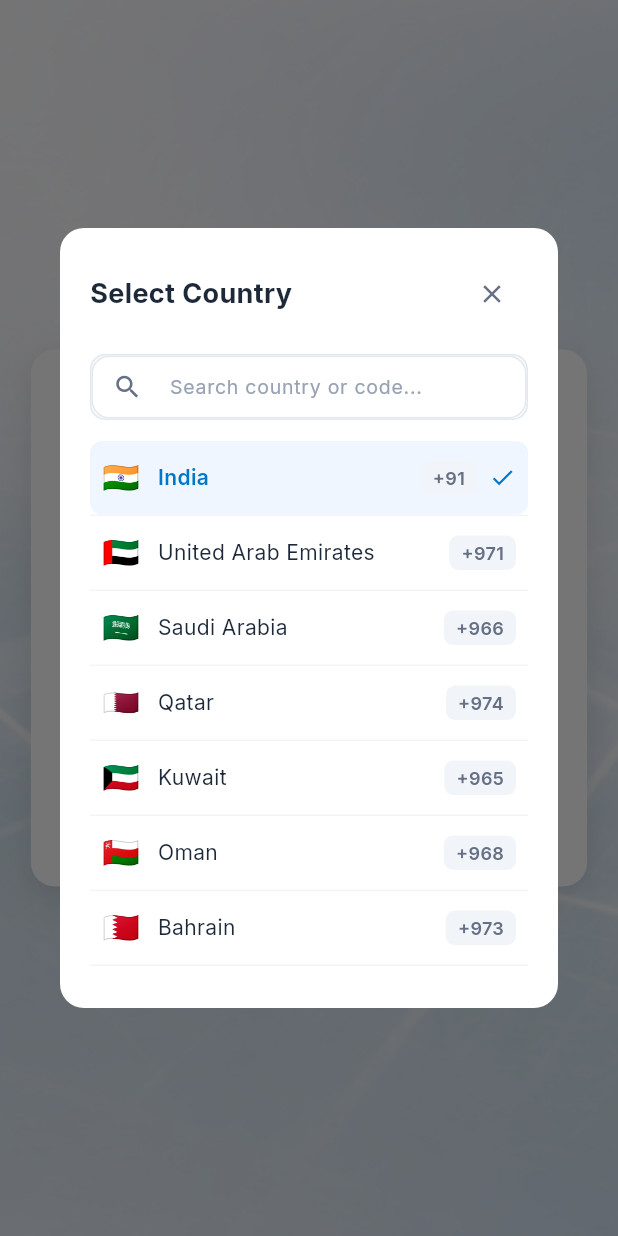
After one commit to sigosoft/Airotrack-Web, a Flutter app: the ForgotPasswordView screen opened by its route, after a tap on "🇮🇳", on a phone screen of 412 x 824 dp. The commit adds this screen. Run offline on Flutter 3.47's test engine with Material 3 defaults, Android fonts, the phone set to English and light mode, and no system bars; our stand-ins replace dio, flutter_map, get, google_fonts, latlong2, shared_preferences; missing offline and left inert: dart:html; accounts and stored records are empty.

Commit message:
commit after update on console hide on 23/09/2026

```diff
--- a/lib/controllers/forgot_password_controller.dart
+++ b/lib/controllers/forgot_password_controller.dart
@@ -14,6 +14,7 @@ class ForgotPasswordController extends GetxController {
   late TextEditingController newPasswordController;
   late TextEditingController confirmPasswordController;
 
+  final RxString countryCode = '+91'.obs;
   final RxBool isNewPasswordObscured = true.obs;
   final RxBool isConfirmPasswordObscured = true.obs;
   final RxBool isLoading = false.obs;
@@ -27,7 +28,10 @@ class ForgotPasswordController extends GetxController {
     confirmPasswordController = TextEditingController();
 
     phoneController.addListener(() {
-      model.update((val) => val?.phoneNumber = phoneController.text.trim());
+      model.update((val) {
+        val?.phoneNumber = phoneController.text.trim();
+        val?.countryCode = countryCode.value;
+      });
     });
 
     otpController.addListener(() {
@@ -43,6 +47,11 @@ class ForgotPasswordController extends GetxController {
         (val) => val?.confirmPassword = confirmPasswordController.text,
       );
     });
+  }
+
+  void setCountryCode(String code) {
+    countryCode.value = code;
+    model.update((val) => val?.countryCode = code);
   }
 
   @override
--- a/lib/controllers/register_controller.dart
+++ b/lib/controllers/register_controller.dart
@@ -14,6 +14,7 @@ class RegisterController extends GetxController {
   late TextEditingController confirmPasswordController;
 
   // Reactive States
+  final RxString countryCode = '+91'.obs;
   final RxBool isPasswordObscured = true.obs;
   final RxBool isConfirmPasswordObscured = true.obs;
   final RxBool isLoading = false.obs;
@@ -32,7 +33,10 @@ class RegisterController extends GetxController {
     });
 
     phoneController.addListener(() {
-      registerModel.update((val) => val?.phoneNumber = phoneController.text.trim());
+      registerModel.update((val) {
+        val?.phoneNumber = phoneController.text.trim();
+        val?.countryCode = countryCode.value;
+      });
     });
 
     passwordController.addListener(() {
@@ -42,6 +46,11 @@ class RegisterController extends GetxController {
     confirmPasswordController.addListener(() {
       registerModel.update((val) => val?.confirmPassword = confirmPasswordController.text);
     });
+  }
+
+  void setCountryCode(String code) {
+    countryCode.value = code;
+    registerModel.update((val) => val?.countryCode = code);
   }
 
   @override
--- /dev/null
+++ b/lib/utils/country_data.dart
@@ -0,0 +1,120 @@
+class CountryInfo {
+  final String name;
+  final String code;
+  final String dialCode;
+  final String flag;
+
+  const CountryInfo({
+    required this.name,
+    required this.code,
+    required this.dialCode,
+    required this.flag,
+  });
+
+  @override
+  bool operator ==(Object other) =>
+      identical(this, other) ||
+      other is CountryInfo &&
+          runtimeType == other.runtimeType &&
+          code == other.code &&
+          dialCode == other.dialCode;
+
+  @override
+  int get hashCode => code.hashCode ^ dialCode.hashCode;
+}
+
+class CountryData {
+  static const CountryInfo defaultCountry = CountryInfo(
+    name: 'India',
+    code: 'IN',
+    dialCode: '+91',
+    flag: '🇮🇳',
+  );
+
+  static const List<CountryInfo> countries = [
+    CountryInfo(name: 'India', code: 'IN', dialCode: '+91', flag: '🇮🇳'),
+    CountryInfo(name: 'United Arab Emirates', code: 'AE', dialCode: '+971', flag: '🇦🇪'),
+    CountryInfo(name: 'Saudi Arabia', code: 'SA', dialCode: '+966', flag: '🇸🇦'),
+    CountryInfo(name: 'Qatar', code: 'QA', dialCode: '+974', flag: '🇶🇦'),
+    CountryInfo(name: 'Kuwait', code: 'KW', dialCode: '+965', flag: '🇰🇼'),
+    CountryInfo(name: 'Oman', code: 'OM', dialCode: '+968', flag: '🇴🇲'),
+    CountryInfo(name: 'Bahrain', code: 'BH', dialCode: '+973', flag: '🇧🇭'),
+    CountryInfo(name: 'United States', code: 'US', dialCode: '+1', flag: '🇺🇸'),
+    CountryInfo(name: 'United Kingdom', code: 'GB', dialCode: '+44', flag: '🇬🇧'),
+    CountryInfo(name: 'Canada', code: 'CA', dialCode: '+1', flag: '🇨🇦'),
+    CountryInfo(name: 'Australia', code: 'AU', dialCode: '+61', flag: '🇦🇺'),
+    CountryInfo(name: 'Singapore', code: 'SG', dialCode: '+65', flag: '🇸🇬'),
+    CountryInfo(name: 'Malaysia', code: 'MY', dialCode: '+60', flag: '🇲🇾'),
+    CountryInfo(name: 'Germany', code: 'DE', dialCode: '+49', flag: '🇩🇪'),
+    CountryInfo(name: 'France', code: 'FR', dialCode: '+33', flag: '🇫🇷'),
+    CountryInfo(name: 'Italy', code: 'IT', dialCode: '+39', flag: '🇮🇹'),
+    CountryInfo(name: 'Spain', code: 'ES', dialCode: '+34', flag: '🇪🇸'),
+    CountryInfo(name: 'Netherlands', code: 'NL', dialCode: '+31', flag: '🇳🇱'),
+    CountryInfo(name: 'Switzerland', code: 'CH', dialCode: '+41', flag: '🇨🇭'),
+    CountryInfo(name: 'New Zealand', code: 'NZ', dialCode: '+64', flag: '🇳🇿'),
+    CountryInfo(name: 'South Africa', code: 'ZA', dialCode: '+27', flag: '🇿🇦'),
+    CountryInfo(name: 'Brazil', code: 'BR', dialCode: '+55', flag: '🇧🇷'),
+    CountryInfo(name: 'Japan', code: 'JP', dialCode: '+81', flag: '🇯🇵'),
+    CountryInfo(name: 'China', code: 'CN', dialCode: '+86', flag: '🇨🇳'),
+    CountryInfo(name: 'South Korea', code: 'KR', dialCode: '+82', flag: '🇰🇷'),
+    CountryInfo(name: 'Indonesia', code: 'ID', dialCode: '+62', flag: '🇮🇩'),
+    CountryInfo(name: 'Philippines', code: 'PH', dialCode: '+63', flag: '🇵🇭'),
+    CountryInfo(name: 'Thailand', code: 'TH', dialCode: '+66', flag: '🇹🇭'),
+    CountryInfo(name: 'Vietnam', code: 'VN', dialCode: '+84', flag: '🇻🇳'),
+    CountryInfo(name: 'Bangladesh', code: 'BD', dialCode: '+880', flag: '🇧🇩'),
+    CountryInfo(name: 'Pakistan', code: 'PK', dialCode: '+92', flag: '🇵🇰'),
+    CountryInfo(name: 'Sri Lanka', code: 'LK', dialCode: '+94', flag: '🇱🇰'),
+    CountryInfo(name: 'Nepal', code: 'NP', dialCode: '+977', flag: '🇳🇵'),
+    CountryInfo(name: 'Egypt', code: 'EG', dialCode: '+20', flag: '🇪🇬'),
+    CountryInfo(name: 'Nigeria', code: 'NG', dialCode: '+234', flag: '🇳🇬'),
+    CountryInfo(name: 'Kenya', code: 'KE', dialCode: '+254', flag: '🇰🇪'),
+    CountryInfo(name: 'Russia', code: 'RU', dialCode: '+7', flag: '🇷🇺'),
+    CountryInfo(name: 'Turkey', code: 'TR', dialCode: '+90', flag: '🇹🇷'),
+    CountryInfo(name: 'Mexico', code: 'MX', dialCode: '+52', flag: '🇲🇽'),
+    CountryInfo(name: 'Argentina', code: 'AR', dialCode: '+54', flag: '🇦🇷'),
+    CountryInfo(name: 'Ireland', code: 'IE', dialCode: '+353', flag: '🇮🇪'),
+    CountryInfo(name: 'Sweden', code: 'SE', dialCode: '+46', flag: '🇸🇪'),
+    CountryInfo(name: 'Norway', code: 'NO', dialCode: '+47', flag: '🇳🇴'),
+    CountryInfo(name: 'Denmark', code: 'DK', dialCode: '+45', flag: '🇩🇰'),
+    CountryInfo(name: 'Poland', code: 'PL', dialCode: '+48', flag: '🇵🇱'),
+    CountryInfo(name: 'Portugal', code: 'PT', dialCode: '+351', flag: '🇵🇹'),
+    CountryInfo(name: 'Belgium', code: 'BE', dialCode: '+32', flag: '🇧🇪'),
+    CountryInfo(name: 'Austria', code: 'AT', dialCode: '+43', flag: '🇦🇹'),
+  ];
+
+  /// Auto-detect country and local phone number from input string
+  /// (e.g. "+971501234567", "00971 50 1234567", "+14155552671", etc.)
+  static ({CountryInfo country, String cleanNumber})? detectCountryAndNumber(String input) {
+    String text = input.trim();
+    if (text.isEmpty) return null;
+
+    if (text.startsWith('00')) {
+      text = '+${text.substring(2)}';
+    }
+
+    if (text.startsWith('+')) {
+      // Sort countries by dialCode length descending to match +971 before +9 etc.
+      final sorted = List<CountryInfo>.from(countries)
+        ..sort((a, b) => b.dialCode.length.compareTo(a.dialCode.length));
+
+      for (final country in sorted) {
+        if (text.startsWith(country.dialCode)) {
+          final remaining = text.substring(country.dialCode.length).trim();
+          return (country: country, cleanNumber: remaining);
+        }
+      }
+    }
+    return null;
+  }
+
+  /// Find country by dial code or country code string
+  static CountryInfo findByDialCode(String? dialCode) {
+    if (dialCode == null || dialCode.trim().isEmpty) return defaultCountry;
+    final clean = dialCode.replaceAll(' ', '').trim();
+    final normalized = clean.startsWith('+') ? clean : '+$clean';
+    return countries.firstWhere(
+      (c) => c.dialCode == normalized || c.code.toUpperCase() == clean.toUpperCase(),
+      orElse: () => defaultCountry,
+    );
+  }
+}
--- a/lib/views/forgot_password/forgot_password_view.dart
+++ b/lib/views/forgot_password/forgot_password_view.dart
@@ -126,7 +126,14 @@ class ForgotPasswordView extends StatelessWidget {
                         const SizedBox(height: 28),
 
                         // --- Phone Input Field ---
-                        PhoneInputField(controller: controller.phoneController),
+                        Obx(
+                          () => PhoneInputField(
+                            controller: controller.phoneController,
+                            countryCode: controller.countryCode.value,
+                            onCountryChanged: (country) =>
+                                controller.setCountryCode(country.dialCode),
+                          ),
+                        ),
                         const SizedBox(height: 28),
 
                         // --- Action Button ---
--- a/lib/views/register_view.dart
+++ b/lib/views/register_view.dart
@@ -132,7 +132,14 @@ class RegisterView extends StatelessWidget {
                         const SizedBox(height: 14),
 
                         // --- 2. Phone Input Field ---
-                        PhoneInputField(controller: controller.phoneController),
+                        Obx(
+                          () => PhoneInputField(
+                            controller: controller.phoneController,
+                            countryCode: controller.countryCode.value,
+                            onCountryChanged: (country) =>
+                                controller.setCountryCode(country.dialCode),
+                          ),
+                        ),
                         const SizedBox(height: 14),
 
                         // --- 3. Password Input Field ---
--- /dev/null
+++ b/lib/views/widgets/country_picker_dialog.dart
@@ -0,0 +1,204 @@
+import 'package:flutter/material.dart';
+import '../../constants/app_colors.dart';
+import '../../utils/country_data.dart';
+
+class CountryPickerDialog extends StatefulWidget {
+  final CountryInfo selectedCountry;
+  final ValueChanged<CountryInfo> onSelect;
+
+  const CountryPickerDialog({
+    super.key,
+    required this.selectedCountry,
+    required this.onSelect,
+  });
+
+  static Future<CountryInfo?> show(
+    BuildContext context, {
+    required CountryInfo selectedCountry,
+  }) {
+    return showDialog<CountryInfo>(
+      context: context,
+      barrierDismissible: true,
+      builder: (ctx) => Dialog(
+        shape: RoundedRectangleBorder(borderRadius: BorderRadius.circular(16)),
+        elevation: 10,
+        backgroundColor: Colors.white,
+        child: ConstrainedBox(
+          constraints: const BoxConstraints(
+            maxWidth: 420,
+            maxHeight: 520,
+          ),
+          child: CountryPickerDialog(
+            selectedCountry: selectedCountry,
+            onSelect: (country) {
+              Navigator.of(ctx).pop(country);
+            },
+          ),
+        ),
+      ),
+    );
+  }
+
+  @override
+  State<CountryPickerDialog> createState() => _CountryPickerDialogState();
+}
+
+class _CountryPickerDialogState extends State<CountryPickerDialog> {
+  final TextEditingController _searchController = TextEditingController();
+  List<CountryInfo> _filteredCountries = CountryData.countries;
+
+  @override
+  void initState() {
+    super.initState();
+    _searchController.addListener(_onSearchChanged);
+  }
+
+  void _onSearchChanged() {
+    final query = _searchController.text.trim().toLowerCase();
+    setState(() {
+      if (query.isEmpty) {
+        _filteredCountries = CountryData.countries;
+      } else {
+        _filteredCountries = CountryData.countries.where((c) {
+          return c.name.toLowerCase().contains(query) ||
+              c.dialCode.toLowerCase().contains(query) ||
+              c.code.toLowerCase().contains(query);
+        }).toList();
+      }
+    });
+  }
+
+  @override
+  void dispose() {
+    _searchController.dispose();
+    super.dispose();
+  }
+
+  @override
+  Widget build(BuildContext context) {
+    return Padding(
+      padding: const EdgeInsets.all(20.0),
+      child: Column(
+        mainAxisSize: MainAxisSize.min,
+        crossAxisAlignment: CrossAxisAlignment.start,
+        children: [
+          // Header
+          Row(
+            mainAxisAlignment: MainAxisAlignment.spaceBetween,
+            children: [
+              const Text(
+                'Select Country',
+                style: TextStyle(
+                  fontSize: 18,
+                  fontWeight: FontWeight.w700,
+                  color: AppColors.textPrimary,
+                ),
+              ),
+              IconButton(
+                icon: const Icon(Icons.close, size: 20, color: AppColors.textSecondary),
+                onPressed: () => Navigator.of(context).pop(),
+                splashRadius: 18,
+                padding: EdgeInsets.zero,
+                constraints: const BoxConstraints(),
+              ),
+            ],
+          ),
+          const SizedBox(height: 16),
+
+          // Search Field
+          Container(
+            height: 44,
+            decoration: BoxDecoration(
+              color: const Color(0xFFF6F8FA),
+              borderRadius: BorderRadius.circular(10),
+              border: Border.all(color: const Color(0xFFE2E8F0)),
+            ),
+            child: TextField(
+              controller: _searchController,
+              autofocus: false,
+              style: const TextStyle(fontSize: 14, color: AppColors.textPrimary),
+              decoration: const InputDecoration(
+                hintText: 'Search country or code...',
+                hintStyle: TextStyle(fontSize: 13, color: AppColors.textHint),
+                prefixIcon: Icon(Icons.search, size: 20, color: AppColors.textSecondary),
+                border: InputBorder.none,
+                contentPadding: EdgeInsets.symmetric(vertical: 12),
+              ),
+            ),
+          ),
+          const SizedBox(height: 14),
+
+          // Countries List
+          Expanded(
+            child: _filteredCountries.isEmpty
+                ? const Center(
+                    child: Text(
+                      'No countries found',
+                      style: TextStyle(color: AppColors.textSecondary, fontSize: 14),
+                    ),
+                  )
+                : ListView.separated(
+                    itemCount: _filteredCountries.length,
+                    separatorBuilder: (_, __) => const Divider(height: 1, color: Color(0xFFF1F5F9)),
+                    itemBuilder: (context, index) {
+                      final country = _filteredCountries[index];
+                      final isSelected = country.code == widget.selectedCountry.code &&
+                          country.dialCode == widget.selectedCountry.dialCode;
+
+                      return InkWell(
+                        onTap: () => widget.onSelect(country),
+                        borderRadius: BorderRadius.circular(8),
+                        child: Container(
+                          padding: const EdgeInsets.symmetric(vertical: 10, horizontal: 8),
+                          decoration: BoxDecoration(
+                            color: isSelected ? const Color(0xFFEFF6FF) : Colors.transparent,
+                            borderRadius: BorderRadius.circular(8),
+                          ),
+                          child: Row(
+                            children: [
+                              Text(
+                                country.flag,
+                                style: const TextStyle(fontSize: 20),
+                              ),
+                              const SizedBox(width: 12),
+                              Expanded(
+                                child: Text(
+                                  country.name,
+                                  style: TextStyle(
+                                    fontSize: 14,
+                                    fontWeight: isSelected ? FontWeight.w600 : FontWeight.w400,
+                                    color: isSelected ? AppColors.buttonBlue : AppColors.textPrimary,
+                                  ),
+                                ),
+                              ),
+                              Container(
+                                padding: const EdgeInsets.symmetric(horizontal: 8, vertical: 3),
+                                decoration: BoxDecoration(
+                                  color: const Color(0xFFF1F5F9),
+                                  borderRadius: BorderRadius.circular(6),
+                                ),
+                                child: Text(
+                                  country.dialCode,
+                                  style: const TextStyle(
+                                    fontSize: 12,
+                                    fontWeight: FontWeight.w600,
+                                    color: AppColors.textSecondary,
+                                  ),
+                                ),
+                              ),
+                              if (isSelected) ...[
+                                const SizedBox(width: 8),
+                                const Icon(Icons.check, size: 18, color: AppColors.buttonBlue),
+                              ],
+                            ],
+                          ),
+                        ),
+                      );
+                    },
+                  ),
+          ),
+        ],
+      ),
+    );
+  }
+}
--- a/lib/views/widgets/phone_input_field.dart
+++ b/lib/views/widgets/phone_input_field.dart
@@ -1,11 +1,14 @@
 import 'package:flutter/material.dart';
 import '../../constants/app_colors.dart';
 import '../../constants/app_strings.dart';
-import 'indian_flag_icon.dart';
+import '../../utils/country_data.dart';
+import 'country_picker_dialog.dart';
 
-class PhoneInputField extends StatelessWidget {
+class PhoneInputField extends StatefulWidget {
   final TextEditingController controller;
   final String? errorText;
+  final String? countryCode;
+  final ValueChanged<CountryInfo>? onCountryChanged;
   final ValueChanged<String>? onChanged;
   final VoidCallback? onEditingComplete;
 
@@ -13,13 +16,69 @@ class PhoneInputField extends StatelessWidget {
     super.key,
     required this.controller,
     this.errorText,
+    this.countryCode,
+    this.onCountryChanged,
     this.onChanged,
     this.onEditingComplete,
   });
 
   @override
+  State<PhoneInputField> createState() => _PhoneInputFieldState();
+}
+
+class _PhoneInputFieldState extends State<PhoneInputField> {
+  late CountryInfo _selectedCountry;
+
+  @override
+  void initState() {
+    super.initState();
+    _selectedCountry = CountryData.findByDialCode(widget.countryCode);
+  }
+
+  @override
+  void didUpdateWidget(covariant PhoneInputField oldWidget) {
+    super.didUpdateWidget(oldWidget);
+    if (widget.countryCode != null && widget.countryCode != oldWidget.countryCode) {
+      _selectedCountry = CountryData.findByDialCode(widget.countryCode);
+    }
+  }
+
+  void _handleCountrySelection() async {
+    final picked = await CountryPickerDialog.show(
+      context,
+      selectedCountry: _selectedCountry,
+    );
+
+    if (picked != null && mounted) {
+      setState(() {
+        _selectedCountry = picked;
+      });
+      widget.onCountryChanged?.call(picked);
+    }
+  }
+
+  void _onTextChanged(String value) {
+    // 1. Auto-detect country if input has a country prefix (+971, 00971, +1, etc.)
+    final detected = CountryData.detectCountryAndNumber(value);
+    if (detected != null) {
+      setState(() {
+        _selectedCountry = detected.country;
+      });
+      widget.onCountryChanged?.call(detected.country);
+      widget.controller.value = TextEditingValue(
+        text: detected.cleanNumber,
+        selection: TextSelection.collapsed(offset: detected.cleanNumber.length),
+      );
+      widget.onChanged?.call(detected.cleanNumber);
+      return;
+    }
+
+    widget.onChanged?.call(value);
+  }
+
+  @override
   Widget build(BuildContext context) {
-    final hasError = errorText != null && errorText!.isNotEmpty;
+    final hasError = widget.errorText != null && widget.errorText!.isNotEmpty;
 
     return Column(
       crossAxisAlignment: CrossAxisAlignment.start,
@@ -37,20 +96,43 @@ class PhoneInputField extends StatelessWidget {
           ),
           child: Row(
             children: [
-              const SizedBox(width: 14),
-              // Flag Icon
-              const IndianFlagIcon(width: 22, height: 15),
               const SizedBox(width: 8),
-              // Country Code
-              Text(
-                AppStrings.defaultCountryCode,
-                style: const TextStyle(
-                  fontSize: 14,
-                  fontWeight: FontWeight.w600,
-                  color: AppColors.textPrimary,
+
+              // Country Code & Flag Selector Button
+              InkWell(
+                onTap: _handleCountrySelection,
+                borderRadius: BorderRadius.circular(8),
+                child: Padding(
+                  padding: const EdgeInsets.symmetric(horizontal: 6, vertical: 6),
+                  child: Row(
+                    mainAxisSize: MainAxisSize.min,
+                    children: [
+                      Text(
+                        _selectedCountry.flag,
+                        style: const TextStyle(fontSize: 18),
+                      ),
+                      const SizedBox(width: 6),
+                      Text(
+                        _selectedCountry.dialCode,
+                        style: const TextStyle(
+                          fontSize: 14,
+                          fontWeight: FontWeight.w600,
+                          color: AppColors.textPrimary,
+                        ),
+                      ),
+                      const SizedBox(width: 2),
+                      const Icon(
+                        Icons.arrow_drop_down,
+                        size: 18,
+                        color: AppColors.textSecondary,
+                      ),
+                    ],
+                  ),
                 ),
               ),
-              const SizedBox(width: 10),
+
+              const SizedBox(width: 6),
+
               // Vertical Divider Pipe
               Container(
                 width: 1,
@@ -58,12 +140,13 @@ class PhoneInputField extends StatelessWidget {
                 color: AppColors.divider,
               ),
               const SizedBox(width: 12),
+
               // Input Field
               Expanded(
                 child: TextField(
-                  controller: controller,
-                  onChanged: onChanged,
-                  onEditingComplete: onEditingComplete,
+                  controller: widget.controller,
+                  onChanged: _onTextChanged,
+                  onEditingComplete: widget.onEditingComplete,
                   keyboardType: TextInputType.phone,
                   style: const TextStyle(
                     fontSize: 14,
@@ -96,7 +179,7 @@ class PhoneInputField extends StatelessWidget {
           Padding(
             padding: const EdgeInsets.only(left: 4),
             child: Text(
-              errorText!,
+              widget.errorText!,
               style: const TextStyle(
                 color: AppColors.borderError,
                 fontSize: 12,
```
Also changed, not shown: lib/controllers/dashboard_controller.dart (+51 -5 lines), lib/controllers/login_controller.dart (+24 -6 lines), lib/utils/app_toast.dart (+59 -26 lines), lib/views/dashboard/widgets/vehicle_list_card.dart (+37 -5 lines), lib/views/login_view.dart (+11 -1 lines).
